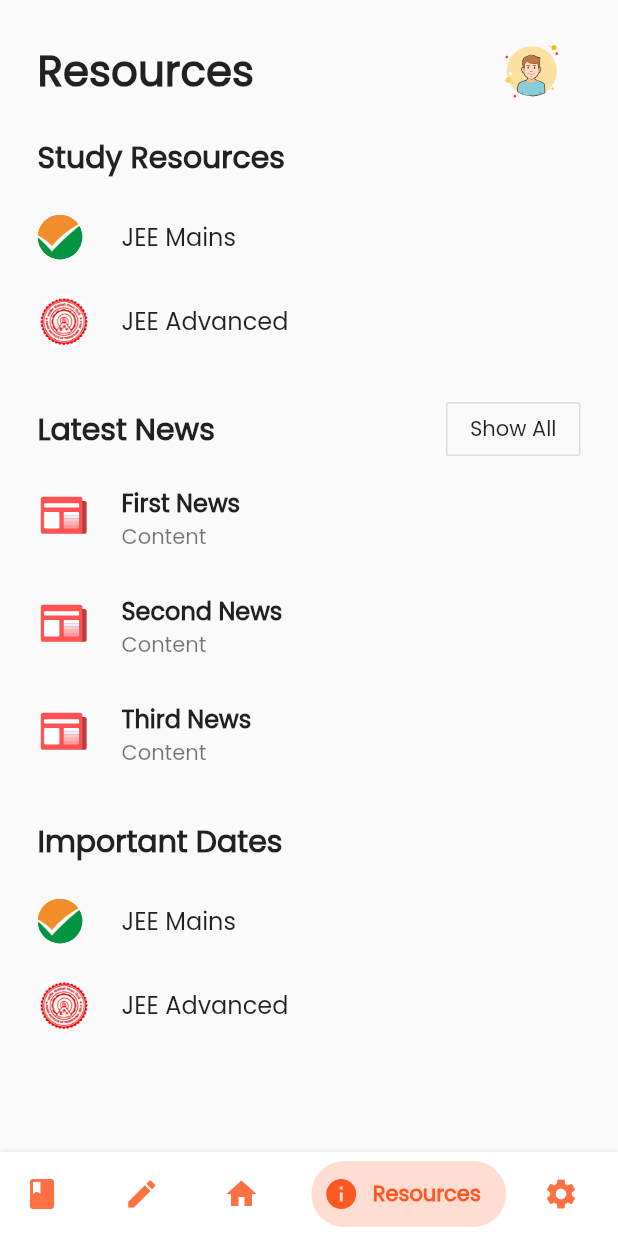
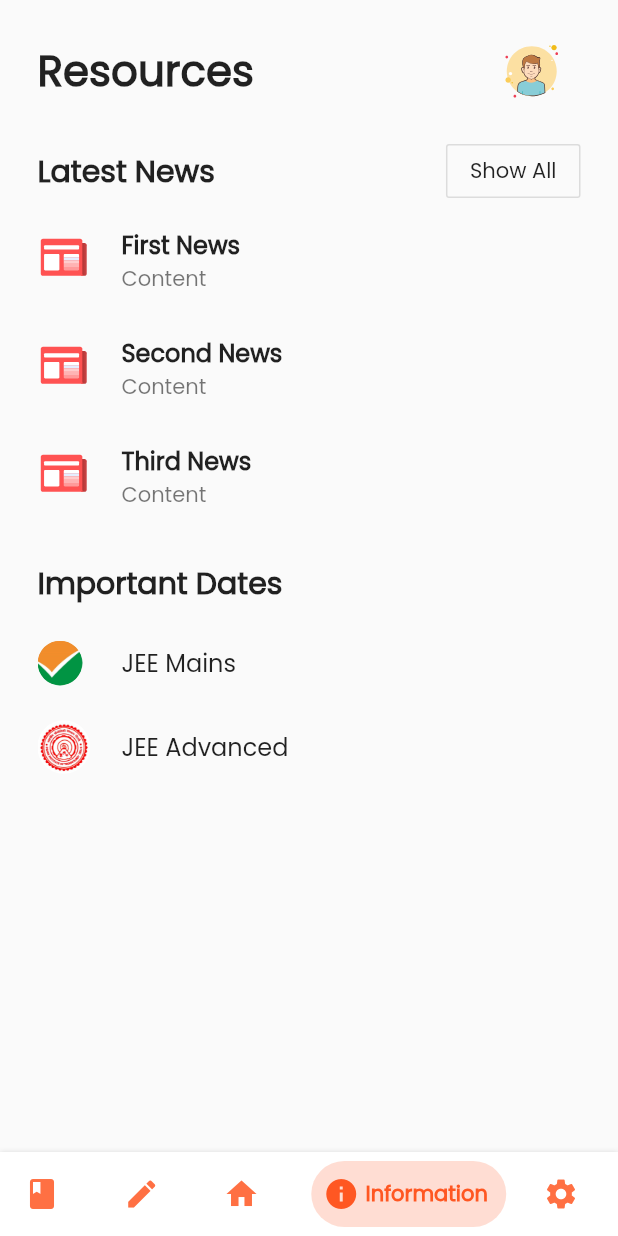
Before and after one commit to yogesh-aggarwal/ittjeenotes, a Flutter app: the screen it shows after launch, item 4 of the bottom bar chosen, after a tap on "JEE Mains", on a phone screen of 412 x 824 dp. Run offline on Flutter 3.47's test engine with Material 2 defaults, Android fonts, the phone set to English and light mode, and no system bars; drawn by our look-alikes of bottom_navy_bar; our stand-ins replace flutter_svg; network calls fail.

Commit message:
Added study screen UI

```diff
--- a/ittjeenotes/lib/Activities/Resources/Activity.dart
+++ b/ittjeenotes/lib/Activities/Information/Activity.dart
@@ -4,7 +4,7 @@
 import 'package:ittjeenotes/Activities/Settings/ToolsService.dart';
 import 'package:ittjeenotes/Widgets/UserIcon.dart';
 
-class ResourcesActivity extends StatelessWidget {
+class InformationActivity extends StatelessWidget {
   @override
   Widget build(BuildContext context) {
     return SingleChildScrollView(
@@ -30,31 +30,6 @@
               ),
             ),
             Container(margin: EdgeInsets.symmetric(vertical: 5)),
-            Text(
-              "Study Resources",
-              style: TextStyle(fontSize: 20, fontWeight: FontWeight.bold),
-            ),
-            Container(margin: EdgeInsets.symmetric(vertical: 5)),
-            ListTile(
-              title: Text("JEE Mains"),
-              leading: ClipRRect(
-                borderRadius: BorderRadius.circular(50),
-                child: Image.asset("assets/icons/jeeMainLogo.jpg", width: 30),
-              ),
-              contentPadding: EdgeInsets.all(0),
-              onTap: () {},
-            ),
-            ListTile(
-              title: Text("JEE Advanced"),
-              leading: ClipRRect(
-                borderRadius: BorderRadius.circular(50),
-                child:
-                    Image.asset("assets/icons/jeeAdvancedLogo.jpg", width: 35),
-              ),
-              contentPadding: EdgeInsets.all(0),
-              onTap: () {},
-            ),
-            Container(margin: EdgeInsets.symmetric(vertical: 10)),
             Row(
               mainAxisAlignment: MainAxisAlignment.spaceBetween,
               crossAxisAlignment: CrossAxisAlignment.center,
--- a/ittjeenotes/lib/Activities/Notes/Activity.dart
+++ /dev/null
@@ -1,60 +0,0 @@
-import "package:flutter/material.dart";
-import 'package:ittjeenotes/Activities/Notes/Card.dart';
-import 'package:ittjeenotes/Widgets/UserIcon.dart';
-
-class NotesActivity extends StatelessWidget {
-  @override
-  Widget build(BuildContext context) {
-    return SingleChildScrollView(
-      child: Container(
-        padding: EdgeInsets.only(top: 15, left: 25, right: 25),
-        child: Column(
-          crossAxisAlignment: CrossAxisAlignment.start,
-          children: [
-            Container(
-              child: Row(
-                mainAxisAlignment: MainAxisAlignment.spaceBetween,
-                crossAxisAlignment: CrossAxisAlignment.center,
-                children: [
-                  Container(
-                    child: Text(
-                      "My Notes",
-                      style:
-                          TextStyle(fontSize: 28, fontWeight: FontWeight.w800),
-                    ),
-                  ),
-                  UserIcon(),
-                ],
-              ),
-            ),
-            Column(
-              children: [
-                SubjectCard(
-                  name: "Physics",
-                  iconUrl: "https://bit.ly/358XW21",
-                  thumbnailUrl: "https://bit.ly/3bAs87u",
-                  callback: () {},
-                  nChapters: 35,
-                ),
-                SubjectCard(
-                  name: "Chemistry",
-                  iconUrl: "https://bit.ly/358XW21",
-                  thumbnailUrl: "https://bit.ly/3h6eutN",
-                  callback: () {},
-                  nChapters: 35,
-                ),
-                SubjectCard(
-                  name: "Maths",
-                  iconUrl: "https://bit.ly/358XW21",
-                  thumbnailUrl: "https://bit.ly/323zYTF",
-                  callback: () {},
-                  nChapters: 35,
-                ),
-              ],
-            ),
-          ],
-        ),
-      ),
-    );
-  }
-}
--- a/ittjeenotes/lib/Activities/Notes/Card.dart
+++ /dev/null
@@ -1,61 +0,0 @@
-import 'package:flutter/material.dart';
-
-class SubjectCard extends StatelessWidget {
-  final String name;
-  final String iconUrl;
-  final String thumbnailUrl;
-  final int nChapters;
-  final Function callback;
-
-  SubjectCard(
-      {@required this.name,
-      @required this.iconUrl,
-      @required this.thumbnailUrl,
-      @required this.nChapters,
-      @required this.callback});
-
-  @override
-  Widget build(BuildContext context) {
-    return Container(
-      width: MediaQuery.of(context).size.width,
-      padding: EdgeInsets.symmetric(vertical: 20, horizontal: 25),
-      margin: EdgeInsets.symmetric(vertical: 15, horizontal: 0),
-      decoration: BoxDecoration(
-        color: Colors.white,
-        borderRadius: BorderRadius.circular(20),
-        boxShadow: [BoxShadow(color: Color(0xFFCCCCCC), blurRadius: 10)],
-      ),
-      child: Column(
-        crossAxisAlignment: CrossAxisAlignment.start,
-        children: [
-          Row(
-            children: [
-              Image(
-                image: NetworkImage(iconUrl),
-                width: 30,
-                height: 30,
-              ),
-              Container(
-                margin: EdgeInsets.symmetric(horizontal: 15),
-                child: Text(
-                  name,
-                  style: TextStyle(fontSize: 18, fontWeight: FontWeight.bold),
-                ),
-              ),
-            ],
-          ),
-          Container(
-            margin: EdgeInsets.only(top: 20),
-            child: ClipRRect(
-              borderRadius: BorderRadius.circular(20),
-              child: Image(
-                image: NetworkImage(thumbnailUrl),
-                width: MediaQuery.of(context).size.width,
-              ),
-            ),
-          )
-        ],
-      ),
-    );
-  }
-}
--- a/ittjeenotes/lib/Activities/UserProfile/Activity.dart
+++ b/ittjeenotes/lib/Activities/UserProfile/Activity.dart
@@ -6,7 +6,7 @@
     return Scaffold(
       body: SafeArea(
         child: Container(
-          padding: EdgeInsets.symmetric(vertical: 15, horizontal: 25),
+          padding: EdgeInsets.symmetric(vertical: 25, horizontal: 25),
           child: Column(
             crossAxisAlignment: CrossAxisAlignment.start,
             children: [
--- a/ittjeenotes/lib/main.dart
+++ b/ittjeenotes/lib/main.dart
@@ -1,9 +1,9 @@
 import 'package:bottom_navy_bar/bottom_navy_bar.dart';
 import 'package:flutter/material.dart';
 import 'package:ittjeenotes/Activities/Home/Activity.dart';
-import 'package:ittjeenotes/Activities/Notes/Activity.dart';
+import 'package:ittjeenotes/Activities/Information/Activity.dart';
+import 'package:ittjeenotes/Activities/Study/Activity.dart';
 import 'package:ittjeenotes/Activities/Practice/Activity.dart';
-import 'package:ittjeenotes/Activities/Resources/Activity.dart';
 import 'package:ittjeenotes/Activities/Settings/Activity.dart';
 import 'package:ittjeenotes/Services/Constants.dart';
 
@@ -47,10 +47,10 @@
             });
           },
           children: [
-            NotesActivity(),
+            StudyActivity(),
             PracticeActivity(),
             HomeActivity(),
-            ResourcesActivity(),
+            InformationActivity(),
             SettingsActivity(),
           ],
         ),
@@ -68,7 +68,7 @@
         items: [
           BottomNavyBarItem(
             icon: Icon(Icons.book),
-            title: Text("Notes"),
+            title: Text("Study"),
             activeColor: Data.getBottomNavbarItemActiveColor(context),
             textAlign: TextAlign.center,
             inactiveColor: Data.bottomNavbarItemInactiveColor,
@@ -89,7 +89,7 @@
           ),
           BottomNavyBarItem(
             icon: Icon(Icons.info),
-            title: Text("Resources"),
+            title: Text("Information"),
             activeColor: Data.getBottomNavbarItemActiveColor(context),
             textAlign: TextAlign.center,
             inactiveColor: Data.bottomNavbarItemInactiveColor,
```
Also changed, not shown: ittjeenotes/lib/Activities/Notes/Physics/Physics.dart (deleted).
